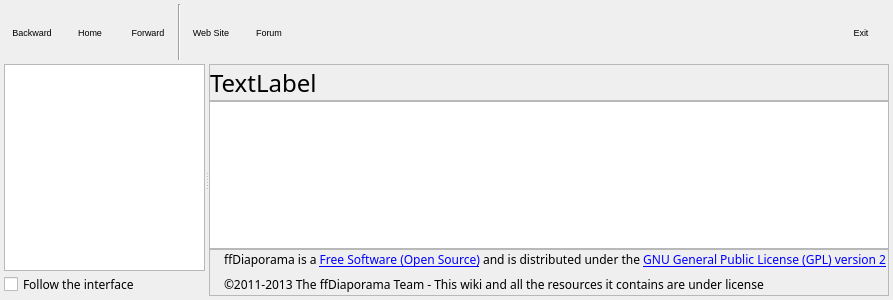
First picture: the form in src/ffDiaporama/HelpPopup/HelpPopup.ui, repository boenki/ffdiaporama, before the edit.
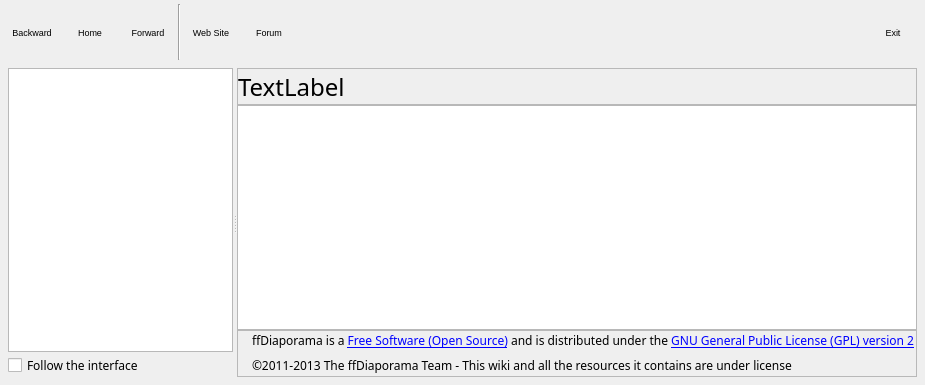
Second picture: the form after the edit. Icons and pictures are not drawn. Custom widgets are drawn as their Qt base class.

Patch:
```diff
--- a/src/ffDiaporama/HelpPopup/HelpPopup.ui
+++ b/src/ffDiaporama/HelpPopup/HelpPopup.ui
@@ -6,8 +6,8 @@
    <rect>
     <x>0</x>
     <y>0</y>
-    <width>893</width>
-    <height>300</height>
+    <width>925</width>
+    <height>385</height>
    </rect>
   </property>
   <property name="font">
@@ -362,33 +362,45 @@
    <item>
     <widget class="QWidget" name="HelpWidget" native="true">
      <property name="sizePolicy">
-      <sizepolicy hsizetype="Expanding" vsizetype="Expanding">
+      <sizepolicy hsizetype="Preferred" vsizetype="Preferred">
        <horstretch>0</horstretch>
        <verstretch>0</verstretch>
       </sizepolicy>
      </property>
      <layout class="QVBoxLayout" name="verticalLayout_2">
       <property name="spacing">
-       <number>0</number>
+       <number>4</number>
       </property>
       <property name="leftMargin">
-       <number>0</number>
+       <number>4</number>
       </property>
       <property name="topMargin">
-       <number>0</number>
+       <number>4</number>
       </property>
       <property name="rightMargin">
-       <number>0</number>
+       <number>4</number>
       </property>
       <property name="bottomMargin">
-       <number>0</number>
+       <number>4</number>
       </property>
       <item>
        <widget class="QSplitter" name="HelpSplitter">
+        <property name="sizePolicy">
+         <sizepolicy hsizetype="Expanding" vsizetype="Expanding">
+          <horstretch>0</horstretch>
+          <verstretch>0</verstretch>
+         </sizepolicy>
+        </property>
         <property name="orientation">
          <enum>Qt::Horizontal</enum>
         </property>
-        <widget class="QWidget" name="left" native="true">
+        <widget class="QWidget" name="LeftWidget" native="true">
+         <property name="sizePolicy">
+          <sizepolicy hsizetype="Expanding" vsizetype="Expanding">
+           <horstretch>0</horstretch>
+           <verstretch>0</verstretch>
+          </sizepolicy>
+         </property>
          <layout class="QVBoxLayout" name="verticalLayout_3">
           <property name="spacing">
            <number>2</number>
@@ -426,6 +438,12 @@
           </item>
           <item>
            <widget class="QCheckBox" name="FollowInterfaceCB">
+            <property name="sizePolicy">
+             <sizepolicy hsizetype="Expanding" vsizetype="Fixed">
+              <horstretch>0</horstretch>
+              <verstretch>0</verstretch>
+             </sizepolicy>
+            </property>
             <property name="toolTip">
              <string>If this checkbox is checked and the WIKI remains open, then automatically displayed in the WIKI the document corresponding to the currently used  interface element (main window, dialog, etc ...)</string>
             </property>
@@ -436,7 +454,13 @@
           </item>
          </layout>
         </widget>
-        <widget class="QWidget" name="right" native="true">
+        <widget class="QWidget" name="RightWidget" native="true">
+         <property name="sizePolicy">
+          <sizepolicy hsizetype="Expanding" vsizetype="Expanding">
+           <horstretch>0</horstretch>
+           <verstretch>0</verstretch>
+          </sizepolicy>
+         </property>
          <layout class="QVBoxLayout" name="verticalLayout_4">
           <property name="spacing">
            <number>0</number>
@@ -455,6 +479,12 @@
           </property>
           <item>
            <widget class="QFrame" name="HelpFrame">
+            <property name="sizePolicy">
+             <sizepolicy hsizetype="Expanding" vsizetype="Preferred">
+              <horstretch>0</horstretch>
+              <verstretch>0</verstretch>
+             </sizepolicy>
+            </property>
             <property name="font">
              <font>
               <pointsize>16</pointsize>
@@ -527,6 +557,12 @@
           </item>
           <item>
            <widget class="QFrame" name="Footer">
+            <property name="sizePolicy">
+             <sizepolicy hsizetype="Expanding" vsizetype="Preferred">
+              <horstretch>0</horstretch>
+              <verstretch>0</verstretch>
+             </sizepolicy>
+            </property>
             <property name="frameShape">
              <enum>QFrame::StyledPanel</enum>
             </property>
```
